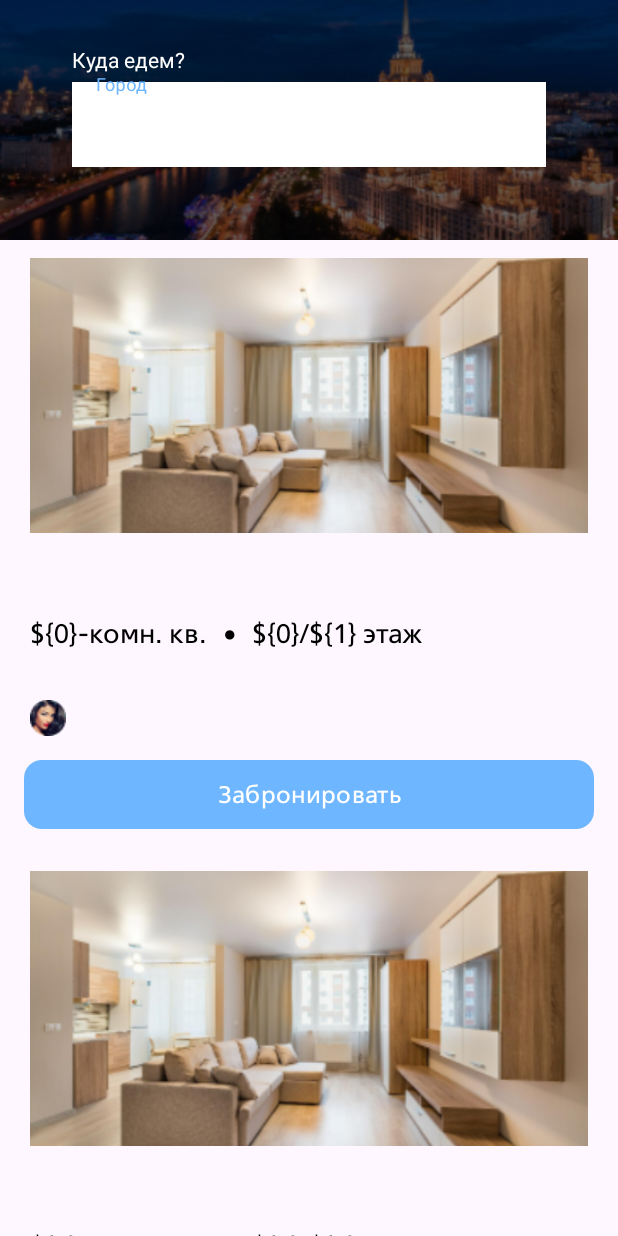
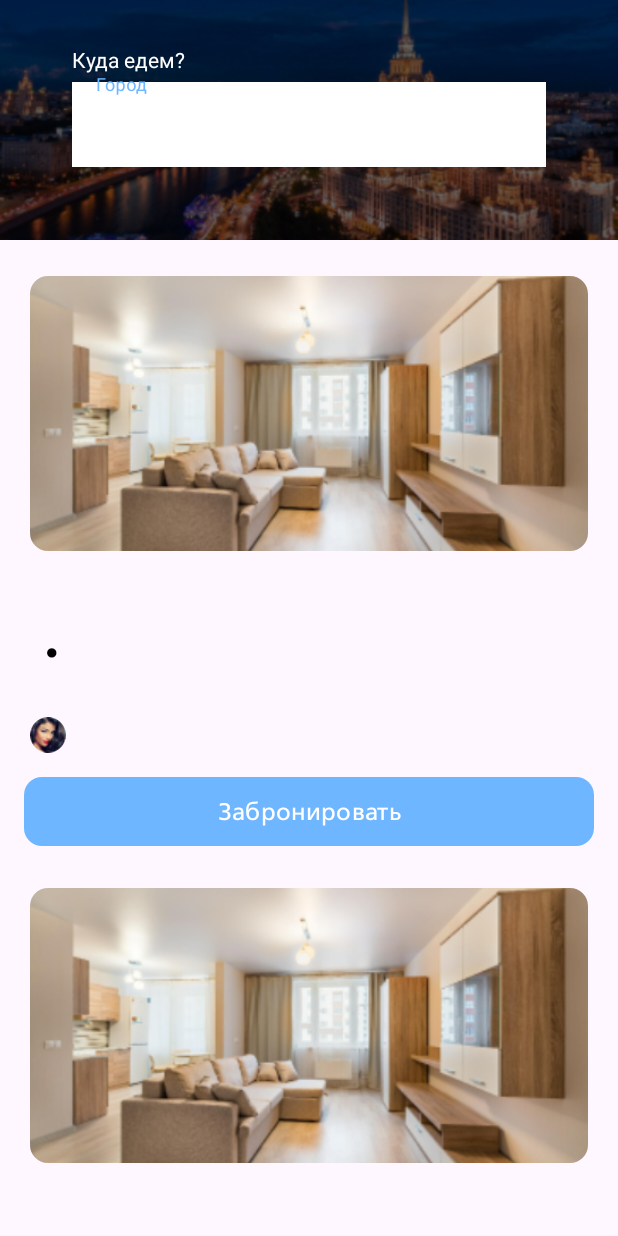
Before and after one commit to Artistle/Bon_Voyage, an Android app: the layout habitation_fragment.xml on its own in the app's theme, with its tools: preview values and no code run, on a phone screen of 412 x 824 dp. Run offline under Robolectric (Android 15) with nearby library versions, the phone set to English and light mode, and no system bars.

Commit message:
Created logic for habitation fragment

```diff
--- a/app/src/main/java/com/hackaton/bonvoyage/features/main/fragmentHost/MainHostFragment.kt
+++ b/app/src/main/java/com/hackaton/bonvoyage/features/main/fragmentHost/MainHostFragment.kt
@@ -12,6 +12,7 @@ import com.github.terrakok.cicerone.androidx.FragmentScreen
 import com.hackaton.bonvoyage.R
 import com.hackaton.bonvoyage.databinding.ActivityAppBinding
 import com.hackaton.bonvoyage.databinding.ActivityMainBinding
+import com.hackaton.bonvoyage.features.main.habitation.HabitationFragment
 import com.hackaton.bonvoyage.features.main.main.MainFragment
 import com.hackaton.bonvoyage.features.main.profile.ProfileFragment
 import com.hackaton.core_di.nameDeep
@@ -45,7 +46,10 @@ class MainHostFragment: AppCompatActivity() {
                     true
                 }
                 R.id.account -> { true }
-                R.id.habitation -> { true }
+                R.id.habitation -> {
+                    router.navigateTo(HabitationFragment.getInstanceProfileFragment())
+                    true
+                }
                 R.id.messenger -> { true }
                 R.id.profile -> {
                     router.navigateTo(ProfileFragment.getInstanceProfileFragment())
--- /dev/null
+++ b/app/src/main/java/com/hackaton/bonvoyage/features/main/habitation/HabitationViewModel.kt
@@ -0,0 +1,6 @@
+package com.hackaton.bonvoyage.features.main.habitation
+
+import com.hackaton.bonvoyage.coreFeatures.BaseViewModel
+
+class HabitationViewModel: BaseViewModel() {
+}
--- a/app/src/main/res/layout/housing_fragment.xml
+++ b/app/src/main/res/layout/habitation_fragment.xml
@@ -50,8 +50,7 @@
                 android:layout_width="match_parent"
                 android:layout_height="wrap_content"
                 android:inputType="textPassword"
-                android:background="@color/white"
-                />
+                android:background="@color/white" />
         </com.google.android.material.textfield.TextInputLayout>
 
 
@@ -60,12 +59,13 @@
             android:layout_width="match_parent"
             android:layout_height="wrap_content"
             android:orientation="vertical"
+            android:paddingTop="12dp"
             app:layoutManager="androidx.recyclerview.widget.LinearLayoutManager"
-            tools:listitem="@layout/item_house"
-            tools:itemCount="5"
             app:layout_constraintEnd_toEndOf="parent"
             app:layout_constraintStart_toStartOf="parent"
-            app:layout_constraintTop_toBottomOf="@id/imageView"/>
+            app:layout_constraintTop_toBottomOf="@id/imageView"
+            tools:itemCount="5"
+            tools:listitem="@layout/item_habitation_selection" />
 
     </androidx.constraintlayout.widget.ConstraintLayout>
 
--- a/app/src/main/res/layout/item_house.xml
+++ b/app/src/main/res/layout/item_habitation_selection.xml
@@ -6,7 +6,7 @@
     android:orientation="vertical">
 
     <com.google.android.material.imageview.ShapeableImageView
-        android:id="@+id/houseImage"
+        android:id="@+id/previewImage"
         android:layout_width="match_parent"
         android:layout_height="wrap_content"
         android:paddingLeft="20dp"
@@ -17,7 +17,7 @@
         app:srcCompat="@drawable/house_preview_mock" />
 
     <TextView
-        android:id="@+id/houseNameTitle"
+        android:id="@+id/habitationNameTitle"
         style="@style/TextViewTitle"
         android:layout_width="match_parent"
         android:layout_height="wrap_content"
@@ -37,8 +37,7 @@
             android:layout_height="wrap_content"
             android:paddingStart="20dp"
             android:paddingTop="10dp"
-            android:paddingEnd="0dp"
-            android:text="@string/text_number_of_rooms" />
+            android:paddingEnd="0dp" />
 
         <TextView
             style="@style/TextViewHouseDescription"
@@ -53,8 +52,7 @@
             style="@style/TextViewHouseDescription"
             android:layout_width="wrap_content"
             android:layout_height="wrap_content"
-            android:paddingTop="10dp"
-            android:text="@string/text_floor" />
+            android:paddingTop="10dp" />
     </LinearLayout>
 
     <TextView
--- a/app/src/main/res/values/strings.xml
+++ b/app/src/main/res/values/strings.xml
@@ -26,8 +26,6 @@
     <string name="text_become_a_guide">Придумайте свой тематический маршрут и получите баллы.</string>
     <string name="title_where_we_go">Куда едем?</string>
     <string name="text_city">Город</string>
-    <string name="text_number_of_rooms">${0}-комн. кв.</string>
-    <string name="text_floor">${0}/${1} этаж</string>
     <string name="point_separator">•</string>
     <string name="title_book">Забронировать</string>
 </resources>
--- a/app/src/main/res/values/themes.xml
+++ b/app/src/main/res/values/themes.xml
@@ -55,6 +55,11 @@
         <item name="cornerSize">12dp</item>
     </style>
 
+    <style name="ShapeAppearanceOverlay.Avatar" parent="ShapeAppearance.MaterialComponents.SmallComponent">
+        <item name="cornerFamily">rounded</item>
+        <item name="cornerSize">12dp</item>
+    </style>
+
     <style name="roundedImageViewRounded">
         <item name="cornerFamily">rounded</item>
         <item name="cornerSize">50%</item>
```
Also changed, not shown: app/src/main/java/com/hackaton/bonvoyage/features/main/habitation/HabitationFragment.kt (added, +28 -0 lines), app/src/main/java/com/hackaton/bonvoyage/features/main/habitation/adapters/HabitationSelectionAdapter.kt (added, +47 -0 lines), entity/src/main/java/com/hackaton/entity/Habitation.kt (added, +15 -0 lines).
